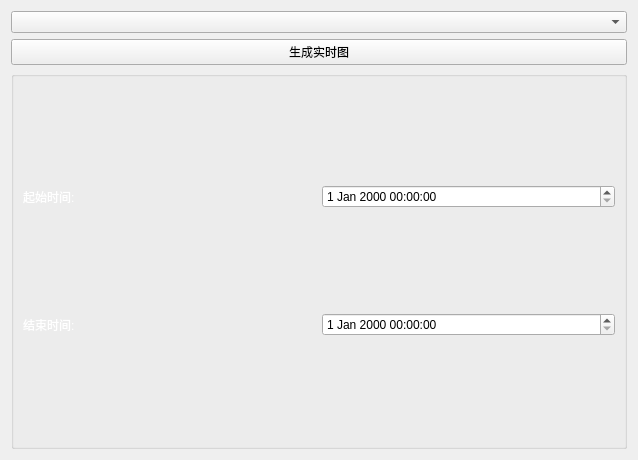
Before: the Qt Designer form SpreadSheet/ui/rtchartform.ui in MelonSuika/EmonitorSys, drawn with Qt 5.
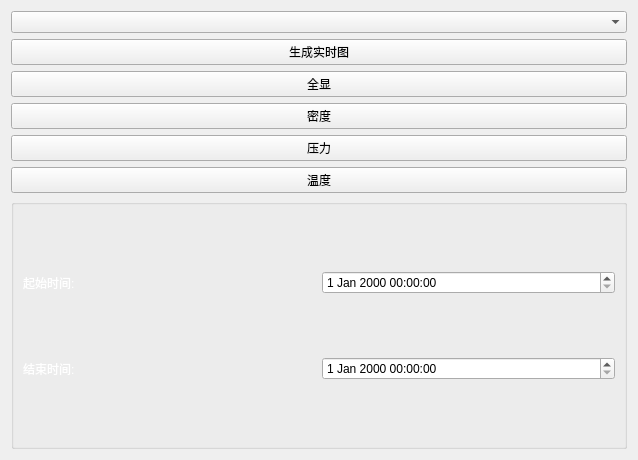
After: the same form once the commit is applied.

The edit to the form file:
```diff
--- a/SpreadSheet/ui/rtchartform.ui
+++ b/SpreadSheet/ui/rtchartform.ui
@@ -31,6 +31,34 @@
          </property>
         </widget>
        </item>
+       <item>
+        <widget class="QPushButton" name="pushButton_allDisplay">
+         <property name="text">
+          <string>全显</string>
+         </property>
+        </widget>
+       </item>
+       <item>
+        <widget class="QPushButton" name="pushButton_density">
+         <property name="text">
+          <string>密度</string>
+         </property>
+        </widget>
+       </item>
+       <item>
+        <widget class="QPushButton" name="pushButton_pressure">
+         <property name="text">
+          <string>压力</string>
+         </property>
+        </widget>
+       </item>
+       <item>
+        <widget class="QPushButton" name="pushButton_temperature">
+         <property name="text">
+          <string>温度</string>
+         </property>
+        </widget>
+       </item>
        <item>
         <widget class="QGroupBox" name="groupBox">
          <property name="title">
```
